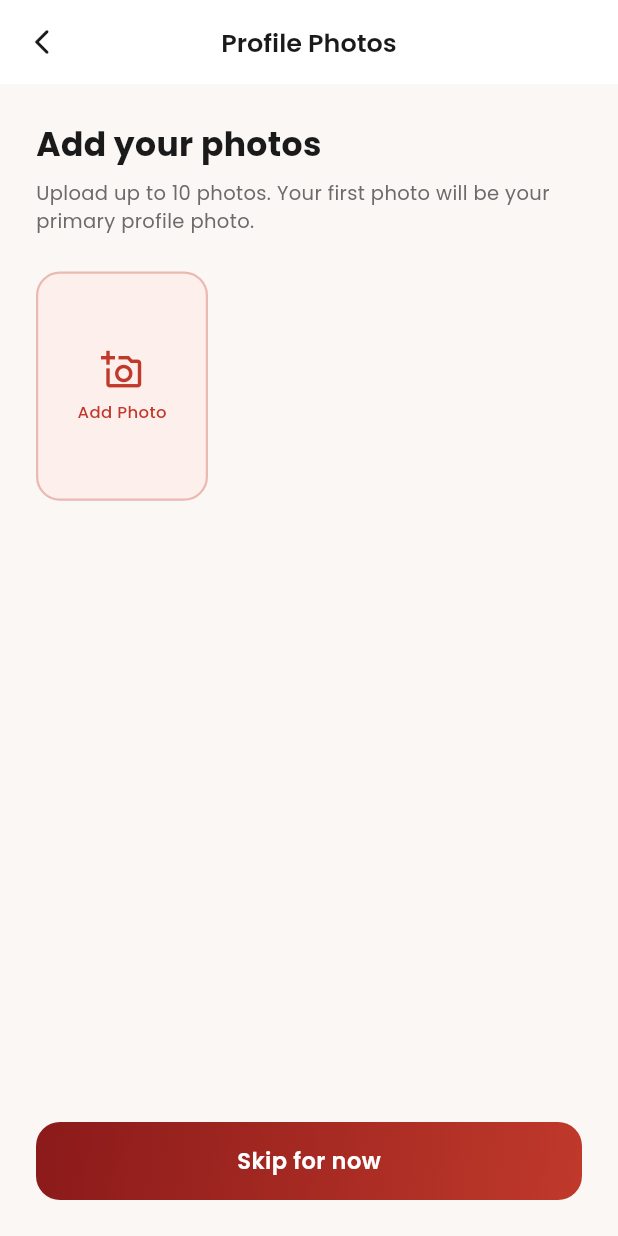
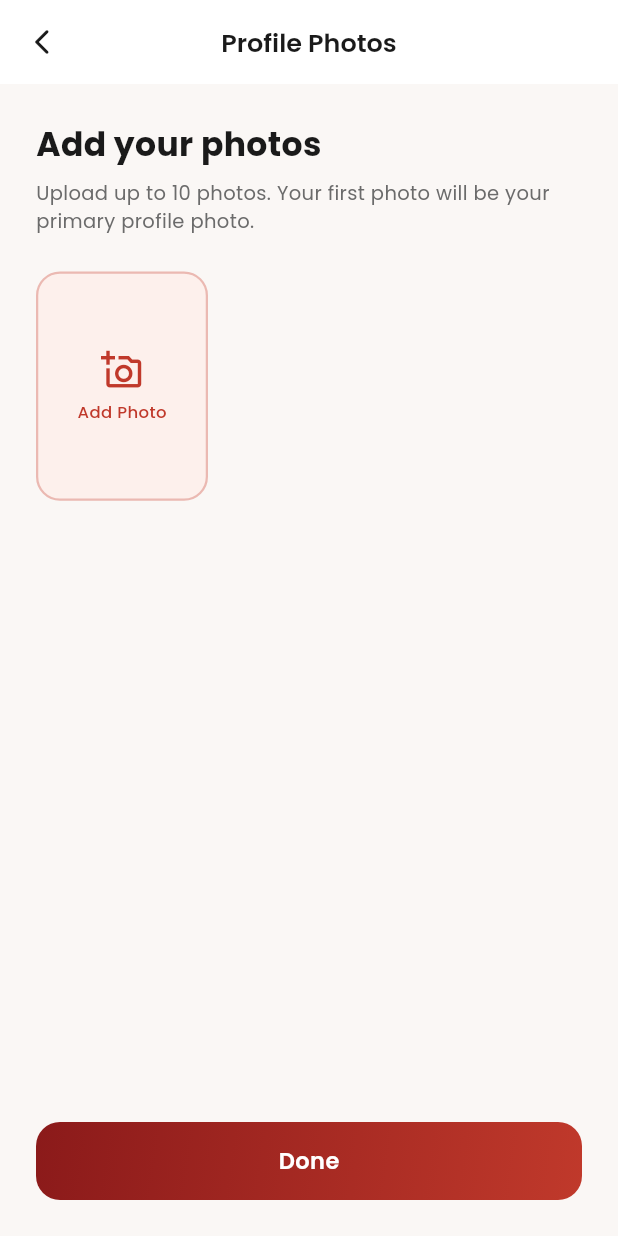
Before and after one commit to pradumana/VivaMatrimony, a Flutter app: the EditProfileScreen screen opened by its route, after a tap on "Photos", on a phone screen of 412 x 824 dp. Run offline on Flutter 3.47's test engine with Material 3 defaults, Android fonts, the phone set to English and light mode, and no system bars; our stand-ins replace cached_network_image, dio, file_picker, flutter_riverpod, flutter_secure_storage, go_router and 4 more; accounts and stored records are empty; network calls fail.

Commit message:
fix: isEditing flag on onboarding screens, fix photos flow, save current location, direct photos quick action

```diff
--- a/viva_app/lib/features/onboarding/presentation/providers/onboarding_provider.dart
+++ b/viva_app/lib/features/onboarding/presentation/providers/onboarding_provider.dart
@@ -74,6 +74,11 @@ class OnboardingNotifier extends Notifier<OnboardingState> {
         await client.put('/profile/native-place', data: data);
       });
 
+  Future<bool> saveCurrentLocation(Map<String, dynamic> data) => _save(() async {
+        final client = ref.read(apiClientProvider);
+        await client.put('/profile/location', data: data);
+      });
+
   Future<bool> savePreferences(Map<String, dynamic> data) => _save(() async {
         final client = ref.read(apiClientProvider);
         await client.put('/preferences', data: data);
--- a/viva_app/lib/features/onboarding/presentation/screens/onboarding_photos_screen.dart
+++ b/viva_app/lib/features/onboarding/presentation/screens/onboarding_photos_screen.dart
@@ -12,7 +12,8 @@ import '../../../../shared/widgets/viva_button.dart';
 import '../providers/onboarding_provider.dart';
 
 class OnboardingPhotosScreen extends ConsumerStatefulWidget {
-  const OnboardingPhotosScreen({super.key});
+  final bool isEditing;
+  const OnboardingPhotosScreen({super.key, this.isEditing = false});
   @override
   ConsumerState<OnboardingPhotosScreen> createState() => _State();
 }
@@ -97,6 +98,12 @@ class _State extends ConsumerState<OnboardingPhotosScreen> {
   }
 
   Future<void> _done() async {
+    if (widget.isEditing) {
+      // In edit mode just pop back — no need to complete onboarding again
+      if (mounted) context.pop();
+      return;
+    }
+
     if (_photos.isEmpty) {
       final confirm = await showDialog<bool>(
         context: context,
@@ -114,10 +121,7 @@ class _State extends ConsumerState<OnboardingPhotosScreen> {
 
     await ref.read(onboardingProvider.notifier).completeOnboarding();
     if (mounted) {
-      // Navigate first while still in onboardingRequired state so the router
-      // doesn't redirect /verification/select to /home prematurely.
       context.go(AppRoutes.verificationSelect);
-      // Flip auth state after a microtask so navigation settles first.
       await Future.microtask(() {});
       if (mounted) ref.read(onboardingProvider.notifier).markAuthenticatedAfterOnboarding();
     }
@@ -180,7 +184,7 @@ class _State extends ConsumerState<OnboardingPhotosScreen> {
 
               const SizedBox(height: 16),
               VivaButton(
-                label: _photos.isEmpty ? 'Skip for now' : 'Done — Continue to Verification',
+                label: widget.isEditing ? 'Done' : (_photos.isEmpty ? 'Skip for now' : 'Done — Continue to Verification'),
                 onPressed: _done,
               ),
             ],
--- a/viva_app/lib/features/profile/presentation/screens/edit_profile_screen.dart
+++ b/viva_app/lib/features/profile/presentation/screens/edit_profile_screen.dart
@@ -25,15 +25,15 @@ class EditProfileScreen extends ConsumerWidget {
               style: TextStyle(fontSize: 13, color: AppTheme.textSecondary),
             ),
           ),
-          _EditSection(icon: Icons.person_outline, title: 'Basic Information', subtitle: 'Name, age, height, religion', onTap: () => context.push(AppRoutes.onboardingBasic)),
-          _EditSection(icon: Icons.notes_outlined, title: 'About Me', subtitle: 'Your personal description', onTap: () => context.push(AppRoutes.onboardingBio)),
-          _EditSection(icon: Icons.photo_library_outlined, title: 'Photos', subtitle: 'Manage your profile photos', onTap: () => context.push(AppRoutes.onboardingPhotos)),
-          _EditSection(icon: Icons.school_outlined, title: 'Education', subtitle: 'Degree, college, field of study', onTap: () => context.push(AppRoutes.onboardingEducation)),
-          _EditSection(icon: Icons.work_outline, title: 'Career', subtitle: 'Profession, company, income', onTap: () => context.push(AppRoutes.onboardingCareer)),
-          _EditSection(icon: Icons.family_restroom_outlined, title: 'Family Details', subtitle: 'Parents, siblings, family type', onTap: () => context.push(AppRoutes.onboardingFamily)),
-          _EditSection(icon: Icons.restaurant_menu_outlined, title: 'Lifestyle', subtitle: 'Diet, hobbies, interests', onTap: () => context.push(AppRoutes.onboardingLifestyle)),
-          _EditSection(icon: Icons.location_on_outlined, title: 'Location & Native Place', subtitle: 'Current city and hometown', onTap: () => context.push(AppRoutes.onboardingNativePlace)),
-          _EditSection(icon: Icons.favorite_outline, title: 'Partner Preferences', subtitle: 'What you\'re looking for', onTap: () => context.push(AppRoutes.onboardingPreferences)),
+          _EditSection(icon: Icons.person_outline, title: 'Basic Information', subtitle: 'Name, age, height, religion', onTap: () => context.push(AppRoutes.onboardingBasic, extra: true)),
+          _EditSection(icon: Icons.notes_outlined, title: 'About Me', subtitle: 'Your personal description', onTap: () => context.push(AppRoutes.onboardingBio, extra: true)),
+          _EditSection(icon: Icons.photo_library_outlined, title: 'Photos', subtitle: 'Manage your profile photos', onTap: () => context.push(AppRoutes.onboardingPhotos, extra: true)),
+          _EditSection(icon: Icons.school_outlined, title: 'Education', subtitle: 'Degree, college, field of study', onTap: () => context.push(AppRoutes.onboardingEducation, extra: true)),
+          _EditSection(icon: Icons.work_outline, title: 'Career', subtitle: 'Profession, company, income', onTap: () => context.push(AppRoutes.onboardingCareer, extra: true)),
+          _EditSection(icon: Icons.family_restroom_outlined, title: 'Family Details', subtitle: 'Parents, siblings, family type', onTap: () => context.push(AppRoutes.onboardingFamily, extra: true)),
+          _EditSection(icon: Icons.restaurant_menu_outlined, title: 'Lifestyle', subtitle: 'Diet, hobbies, interests', onTap: () => context.push(AppRoutes.onboardingLifestyle, extra: true)),
+          _EditSection(icon: Icons.location_on_outlined, title: 'Location & Native Place', subtitle: 'Current city and hometown', onTap: () => context.push(AppRoutes.onboardingNativePlace, extra: true)),
+          _EditSection(icon: Icons.favorite_outline, title: 'Partner Preferences', subtitle: 'What you\'re looking for', onTap: () => context.push(AppRoutes.onboardingPreferences, extra: true)),
           const Divider(height: 32),
           _EditSection(icon: Icons.verified_user_outlined, title: 'Verification', subtitle: 'Reference or caste certificate', onTap: () => context.push(AppRoutes.verificationSelect)),
           _EditSection(icon: Icons.picture_as_pdf_outlined, title: 'Matrimonial Biodata', subtitle: 'Preview and download PDF', onTap: () => context.push(AppRoutes.biodata)),
--- a/viva_app/lib/features/profile/presentation/screens/my_profile_screen.dart
+++ b/viva_app/lib/features/profile/presentation/screens/my_profile_screen.dart
@@ -163,7 +163,7 @@ class _ProfileBody extends ConsumerWidget {
               Padding(
                 padding: const EdgeInsets.symmetric(horizontal: 16),
                 child: Row(children: [
-                  _QuickAction(icon: Icons.photo_library_outlined, label: 'Photos\n$photoCount added', onTap: () => context.push(AppRoutes.editProfile)),
+                  _QuickAction(icon: Icons.photo_library_outlined, label: 'Photos\n$photoCount added', onTap: () => context.push(AppRoutes.onboardingPhotos, extra: true)),
                   const SizedBox(width: 10),
                   _QuickAction(icon: Icons.picture_as_pdf_outlined, label: 'My\nBiodata', onTap: () => context.push(AppRoutes.biodata)),
                   const SizedBox(width: 10),
```
Also changed, not shown: viva_app/lib/core/router/app_router.dart (+9 -9 lines), viva_app/lib/features/onboarding/presentation/screens/onboarding_basic_screen.dart (+6 -2 lines), viva_app/lib/features/onboarding/presentation/screens/onboarding_bio_screen.dart (+6 -2 lines), viva_app/lib/features/onboarding/presentation/screens/onboarding_career_screen.dart (+6 -2 lines), viva_app/lib/features/onboarding/presentation/screens/onboarding_education_screen.dart (+6 -2 lines), viva_app/lib/features/onboarding/presentation/screens/onboarding_family_screen.dart (+6 -2 lines), viva_app/lib/features/onboarding/presentation/screens/onboarding_lifestyle_screen.dart (+6 -2 lines), viva_app/lib/features/onboarding/presentation/screens/onboarding_native_place_screen.dart (+20 -8 lines), viva_app/lib/features/onboarding/presentation/screens/onboarding_preferences_screen.dart (+6 -2 lines).
